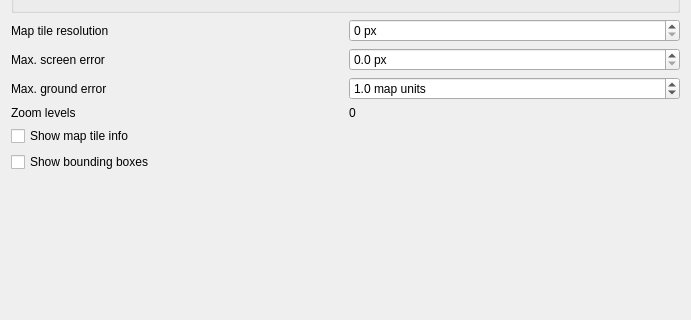
The window that src/ui/3d/map3dconfigwidget.ui (qgis/QGIS) describes before a commit, drawn with Qt 5; both pictures show x 0 to 691 and y 119 to 439 of the 691 by 719 pixel window.
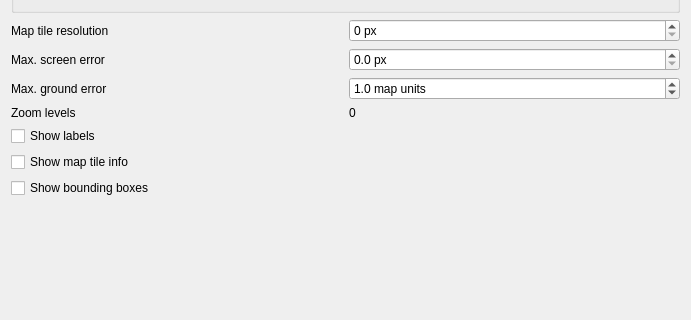
The same window after the commit. Custom widgets are drawn as their Qt base class.

Commit message: [3d] add show labels toggle, default to off

```diff
--- a/src/ui/3d/map3dconfigwidget.ui
+++ b/src/ui/3d/map3dconfigwidget.ui
@@ -142,6 +142,13 @@
      </item>
     </layout>
    </item>
+   <item>
+    <widget class="QCheckBox" name="chkShowLabels">
+     <property name="text">
+      <string>Show labels</string>
+     </property>
+    </widget>
+   </item>
    <item>
     <widget class="QCheckBox" name="chkShowTileInfo">
      <property name="text">
```
The commit also changes 5 other files.
